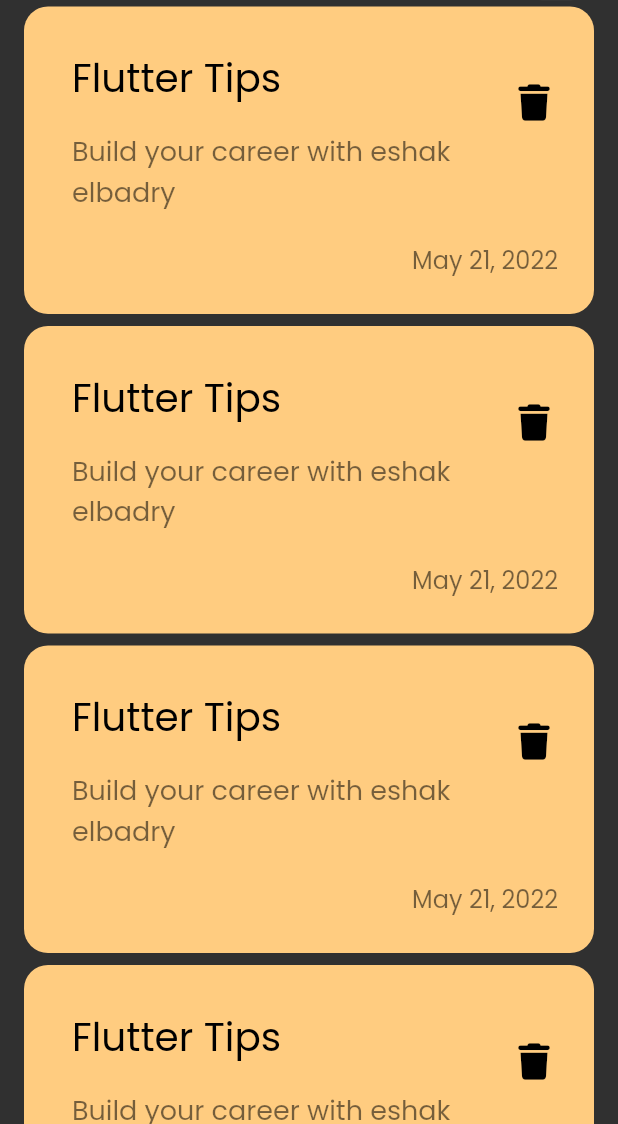
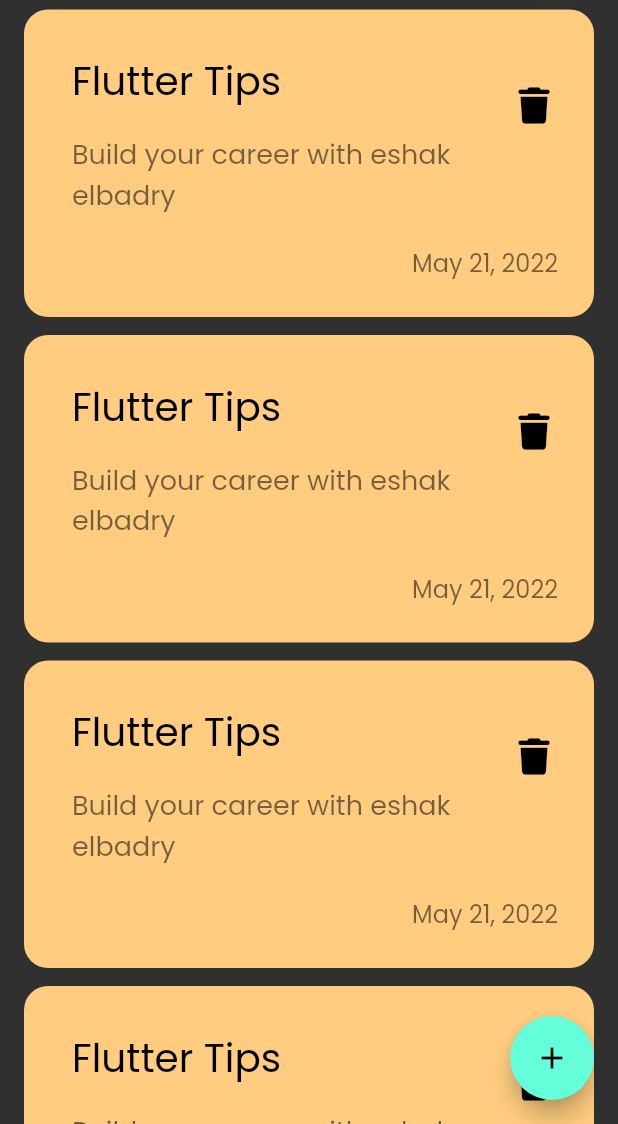
Before and after one commit to eshakelbadry/keep_notes_app, a Flutter app: the screen it shows after launch, on a phone screen of 412 x 824 dp, the part 112-1236 px from its top. Run offline on Flutter 3.47's test engine with Material 2 defaults, Android fonts, the phone set to English and light mode, and no system bars; our stand-ins replace font_awesome_flutter.

Commit message:
adding floating action button

```diff
--- a/lib/views/notes_view.dart
+++ b/lib/views/notes_view.dart
@@ -8,8 +8,14 @@ class NotesView extends StatelessWidget {
 
   @override
   Widget build(BuildContext context) {
-    return const Scaffold(
-      body: NotesViewBody(),
+    return Scaffold(
+      floatingActionButton: FloatingActionButton(
+        onPressed: () {},
+        child:const Icon(
+          Icons.add,
+        ),
+      ),
+      body: const NotesViewBody(),
     );
   }
 }
--- a/lib/views/widgets/notes_list_view.dart
+++ b/lib/views/widgets/notes_list_view.dart
@@ -10,7 +10,7 @@ class NotesListView extends StatelessWidget {
     return ListView.builder(
       itemBuilder: (context, index) {
         return const Padding(
-          padding: EdgeInsets.symmetric(vertical: 4),
+          padding: EdgeInsets.symmetric(vertical: 6),
           child: NoteItem(),
         );
       },
```
